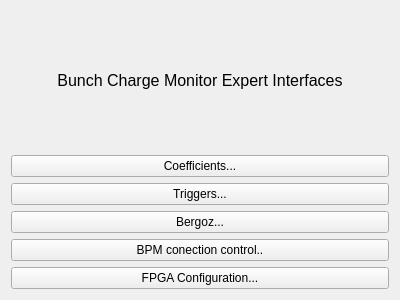
Old version of the form bcmApp/ui/bcm_expert.ui in the repository slaclab/BunchChargeMonitor.
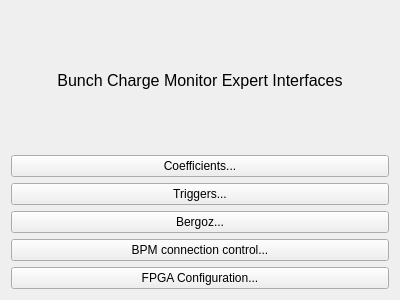
New version of the form. Custom widgets are drawn as their Qt base class.

Commit message: Added function that hides BPM connection configuration for all BCM devices outside of sector 2.

```diff
--- a/bcmApp/ui/bcm_expert.ui
+++ b/bcmApp/ui/bcm_expert.ui
@@ -85,7 +85,7 @@
         <string/>
        </property>
        <property name="text">
-        <string>BPM conection control..</string>
+        <string>BPM connection control...</string>
        </property>
        <property name="filenames" stdset="0">
         <stringlist>
```
Left out of the diff: 2 changed lines with no effect on the pictures. The commit also changes 1 other file.
